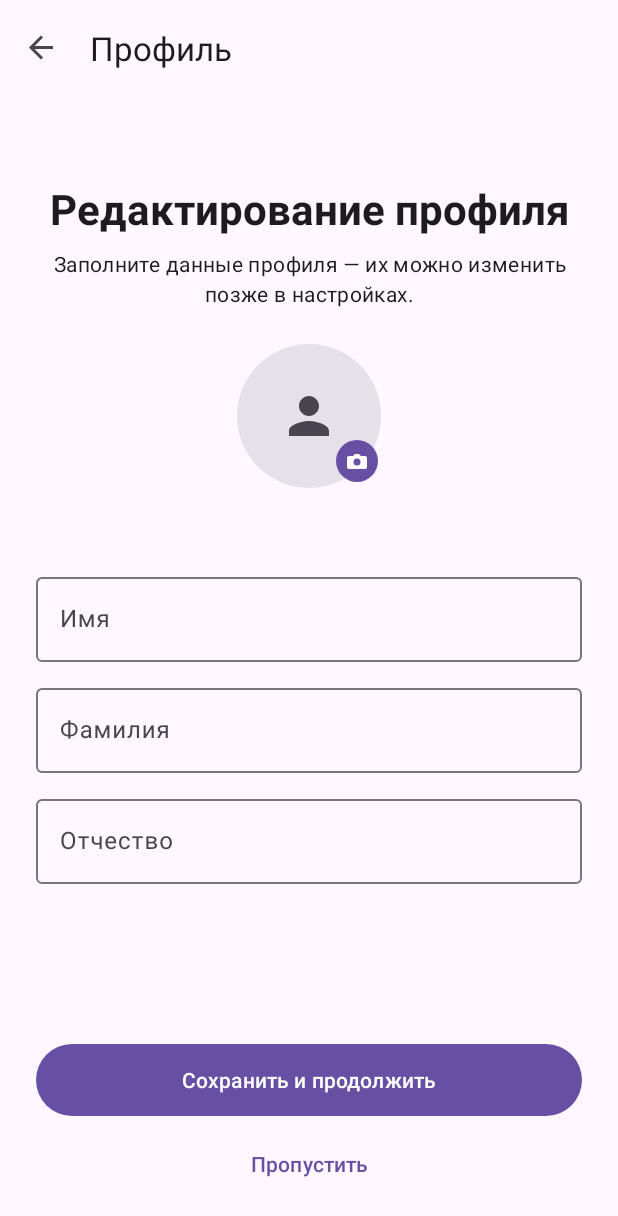
After one commit to developerseleznevru-cmd/FocusField, an Android app: the ProfileFragment screen opened through its navigation route, on a phone screen of 412 x 824 dp. The commit adds this screen. Shown: the top 1216 px of the screen. Run offline under Robolectric (Android 15) with nearby library versions, the phone set to English and light mode, and no system bars; our stand-ins replace Firebase (no records; nobody signed in at launch, a user with empty details on screens opened directly), navigation-ui; 3 statements that could not run were skipped.

Commit message:
FocusField_profile screen

```diff
--- a/app/src/main/java/ru/seleznev/focusfield/FocusFieldApp.kt
+++ b/app/src/main/java/ru/seleznev/focusfield/FocusFieldApp.kt
@@ -25,6 +25,7 @@ import ru.seleznev.focusfield.service.wear.WearHealthStore
 import ru.seleznev.focusfield.ui.auth.AuthViewModel
 import ru.seleznev.focusfield.ui.blocked.BlockedItemsViewModel
 import ru.seleznev.focusfield.ui.focus.FocusViewModel
+import ru.seleznev.focusfield.ui.profile.ProfileViewModel
 import ru.seleznev.focusfield.ui.settings.SettingsViewModel
 import ru.seleznev.focusfield.ui.stats.StatsViewModel
 import ru.seleznev.focusfield.ui.tasks.TasksViewModel
@@ -65,6 +66,7 @@ class AppContainer(context: Context) {
     val viewModelFactory: ViewModelProvider.Factory by lazy {
         viewModelFactory {
             initializer { AuthViewModel(authRepository) }
+            initializer { ProfileViewModel(authRepository) }
             initializer {
                 FocusViewModel(
                     focusRepository = focusRepository,
--- /dev/null
+++ b/app/src/main/java/ru/seleznev/focusfield/ui/profile/ProfileForm.kt
@@ -0,0 +1,35 @@
+package ru.seleznev.focusfield.ui.profile
+
+/**
+ * Разбор и сборка строки профиля «Фамилия Имя Отчество».
+ * Используется для предзаполнения формы редактирования профиля
+ * и для сохранения отредактированных полей. Проверяется юнит-тестами
+ * (см. ProfileFormTest).
+ */
+object ProfileForm {
+
+    /** Части ФИО: отчество может быть пустым. */
+    data class Parts(
+        val lastName: String,
+        val firstName: String,
+        val patronymic: String
+    )
+
+    /** Разбирает «Фамилия Имя Отчество» на части; лишние слова уходят в отчество. */
+    fun parse(fullName: String): Parts {
+        val parts = fullName.trim()
+            .split(Regex("\\s+"))
+            .filter { it.isNotBlank() }
+        return Parts(
+            lastName = parts.getOrNull(0).orEmpty(),
+            firstName = parts.getOrNull(1).orEmpty(),
+            patronymic = parts.drop(2).joinToString(" ")
+        )
+    }
+
+    /** Собирает части в «Фамилия Имя Отчество», пропуская пустые. */
+    fun format(lastName: String, firstName: String, patronymic: String): String =
+        listOf(lastName.trim(), firstName.trim(), patronymic.trim())
+            .filter { it.isNotBlank() }
+            .joinToString(" ")
+}
--- /dev/null
+++ b/app/src/main/java/ru/seleznev/focusfield/ui/profile/ProfileFragment.kt
@@ -0,0 +1,175 @@
+package ru.seleznev.focusfield.ui.profile
+
+import android.os.Bundle
+import android.view.LayoutInflater
+import android.view.View
+import android.view.ViewGroup
+import android.widget.ImageView
+import android.widget.Toast
+import androidx.activity.OnBackPressedCallback
+import androidx.activity.result.PickVisualMediaRequest
+import androidx.activity.result.contract.ActivityResultContracts
+import androidx.core.view.isVisible
+import androidx.core.widget.doOnTextChanged
+import androidx.fragment.app.Fragment
+import androidx.fragment.app.viewModels
+import androidx.navigation.fragment.findNavController
+import com.google.android.material.textfield.TextInputEditText
+import com.google.android.material.textfield.TextInputLayout
+import ru.seleznev.focusfield.R
+import ru.seleznev.focusfield.databinding.FragmentProfileBinding
+import ru.seleznev.focusfield.ui.auth.RegistrationValidator
+import ru.seleznev.focusfield.ui.common.appContainer
+
+/**
+ * Редактирование профиля сразу после регистрации: email аккаунта
+ * отображается (не редактируется), ФИО и фото профиля заполняются
+ * и сохраняются. Фото выбирается в системном Photo Picker.
+ *
+ * После сохранения (по кнопке «Пропустить» или «назад/up») пользователь
+ * уходит вперёд в приложение — назад на экран входа путь закрыт
+ * (см. nav_graph).
+ */
+class ProfileFragment : Fragment() {
+
+    private var _binding: FragmentProfileBinding? = null
+    private val binding get() = requireNotNull(_binding)
+
+    private val viewModel: ProfileViewModel by viewModels { appContainer.viewModelFactory }
+
+    /** Системный Photo Picker: доступ к галерее без запроса разрешений. */
+    private val pickAvatar = registerForActivityResult(
+        ActivityResultContracts.PickVisualMedia()
+    ) { uri ->
+        if (uri != null) viewModel.saveAvatar(uri)
+    }
+
+    override fun onCreateView(
+        inflater: LayoutInflater,
+        container: ViewGroup?,
+        savedInstanceState: Bundle?
+    ): View {
+        _binding = FragmentProfileBinding.inflate(inflater, container, false)
+        return binding.root
+    }
+
+    override fun onViewCreated(view: View, savedInstanceState: Bundle?) {
+        super.onViewCreated(view, savedInstanceState)
+
+        prefillFields()
+
+        binding.avatarContainer.setOnClickListener {
+            pickAvatar.launch(
+                PickVisualMediaRequest(ActivityResultContracts.PickVisualMedia.ImageOnly)
+            )
+        }
+
+        viewModel.avatar.observe(viewLifecycleOwner) { bitmap ->
+            if (bitmap != null) {
+                binding.profileAvatar.scaleType = ImageView.ScaleType.CENTER_CROP
+                binding.profileAvatar.setImageBitmap(bitmap)
+            } else {
+                binding.profileAvatar.scaleType = ImageView.ScaleType.CENTER
+                binding.profileAvatar.setImageResource(R.drawable.ic_person)
+            }
+        }
+
+        binding.btnSave.setOnClickListener {
+            if (!validateFields()) return@setOnClickListener
+            viewModel.save(collectFullName())
+        }
+
+        // «Пропустить»: вход в приложение без редактирования профиля —
+        // тот же переход на стартовый экран «Фокус» (action_profile_to_main).
+        binding.btnSkip.setOnClickListener { goToApp() }
+
+        bindErrorClearing(binding.inputFirstName, binding.inputFirstNameLayout)
+        bindErrorClearing(binding.inputLastName, binding.inputLastNameLayout)
+        bindErrorClearing(binding.inputPatronymic, binding.inputPatronymicLayout)
+
+        viewModel.loading.observe(viewLifecycleOwner) { loading ->
+            binding.progress.isVisible = loading
+            binding.btnSave.isEnabled = !loading
+            binding.btnSkip.isEnabled = !loading
+        }
+
+        viewModel.message.observe(viewLifecycleOwner) { message ->
+            if (message != null) {
+                Toast.makeText(requireContext(), message, Toast.LENGTH_LONG).show()
+                viewModel.consumeMessage()
+            }
+        }
+
+        viewModel.saved.observe(viewLifecycleOwner) { saved ->
+            if (saved) {
+                viewModel.consumeSaved()
+                goToApp()
+            }
+        }
+
+        // Кнопка «назад» ведёт вперёд в приложение: экран входа закрыт
+        // (popUpTo authFragment inclusive), возвращаться туда некуда.
+        requireActivity().onBackPressedDispatcher.addCallback(
+            viewLifecycleOwner,
+            object : OnBackPressedCallback(true) {
+                override fun handleOnBackPressed() = goToApp()
+            }
+        )
+    }
+
+    /** Предзаполнение полей из сохранённого профиля и отображение email. */
+    private fun prefillFields() {
+        binding.profileEmail.text = viewModel.email
+        val parts = ProfileForm.parse(viewModel.fullName)
+        binding.inputLastName.setText(parts.lastName)
+        binding.inputFirstName.setText(parts.firstName)
+        binding.inputPatronymic.setText(parts.patronymic)
+    }
+
+    /**
+     * Валидация по правилам регистрации (ТЗ): имя/фамилия — русские буквы,
+     * первая заглавная, ≥4 букв; отчество необязательное. Ошибка поля —
+     * красная граница и текст «Поле заполнено неверно».
+     */
+    private fun validateFields(): Boolean {
+        val invalid = getString(R.string.auth_invalid_field)
+        var valid = true
+
+        fun check(layout: TextInputLayout, field: TextInputEditText, isValid: (String) -> Boolean) {
+            val value = field.text?.toString().orEmpty().trim()
+            if (isValid(value)) {
+                layout.error = null
+            } else {
+                layout.error = invalid
+                valid = false
+            }
+        }
+
+        check(binding.inputFirstNameLayout, binding.inputFirstName, RegistrationValidator::isNameValid)
+        check(binding.inputLastNameLayout, binding.inputLastName, RegistrationValidator::isNameValid)
+        check(binding.inputPatronymicLayout, binding.inputPatronymic, RegistrationValidator::isPatronymicValid)
+
+        return valid
+    }
+
+    /** Ошибка поля сбрасывается при вводе текста. */
+    private fun bindErrorClearing(field: TextInputEditText, layout: TextInputLayout) {
+        field.doOnTextChanged { _, _, _, _ -> layout.error = null }
+    }
+
+    /** ФИО в формате «Фамилия Имя Отчество». */
+    private fun collectFullName(): String = ProfileForm.format(
+        lastName = binding.inputLastName.text?.toString().orEmpty(),
+        firstName = binding.inputFirstName.text?.toString().orEmpty(),
+        patronymic = binding.inputPatronymic.text?.toString().orEmpty()
+    )
+
+    private fun goToApp() {
+        findNavController().navigate(R.id.action_profile_to_main)
+    }
+
+    override fun onDestroyView() {
+        _binding = null
+        super.onDestroyView()
+    }
+}
--- /dev/null
+++ b/app/src/main/java/ru/seleznev/focusfield/ui/profile/ProfileViewModel.kt
@@ -0,0 +1,64 @@
+package ru.seleznev.focusfield.ui.profile
+
+import android.graphics.Bitmap
+import android.net.Uri
+import androidx.lifecycle.LiveData
+import androidx.lifecycle.MutableLiveData
+import androidx.lifecycle.ViewModel
+import androidx.lifecycle.viewModelScope
+import kotlinx.coroutines.launch
+import ru.seleznev.focusfield.data.repo.AuthRepository
+
+/**
+ * Экран редактирования профиля после регистрации:
+ * показывает email аккаунта, принимает отредактированное ФИО и фото профиля.
+ */
+class ProfileViewModel(private val authRepository: AuthRepository) : ViewModel() {
+
+    /** Email текущего аккаунта (только отображение). */
+    val email: String get() = authRepository.currentEmail()
+
+    /** Текущее сохранённое ФИО (для предзаполнения полей). */
+    val fullName: String get() = authRepository.profileFullName()
+
+    private val _loading = MutableLiveData(false)
+    val loading: LiveData<Boolean> = _loading
+
+    private val _message = MutableLiveData<String?>(null)
+    val message: LiveData<String?> = _message
+
+    /** Одноразовое событие «профиль сохранён» — сигнал к переходу в приложение. */
+    private val _saved = MutableLiveData(false)
+    val saved: LiveData<Boolean> = _saved
+
+    /** Выбранное фото профиля (null — показывается заглушка). */
+    private val _avatar = MutableLiveData(authRepository.avatarBitmap())
+    val avatar: LiveData<Bitmap?> = _avatar
+
+    fun save(fullName: String) {
+        viewModelScope.launch {
+            _loading.value = true
+            authRepository.updateProfile(fullName)
+                .onSuccess { _saved.value = true }
+                .onFailure { _message.value = it.message ?: "Ошибка" }
+            _loading.value = false
+        }
+    }
+
+    /** Сохранение фото, выбранного в системном Photo Picker. */
+    fun saveAvatar(uri: Uri) {
+        viewModelScope.launch {
+            authRepository.saveAvatar(uri)
+                .onSuccess { _avatar.value = authRepository.avatarBitmap() }
+                .onFailure { _message.value = it.message ?: "Не удалось сохранить фото" }
+        }
+    }
+
+    fun consumeMessage() {
+        _message.value = null
+    }
+
+    fun consumeSaved() {
+        _saved.value = false
+    }
+}
--- /dev/null
+++ b/app/src/main/res/drawable/bg_avatar_badge.xml
@@ -0,0 +1,6 @@
+<?xml version="1.0" encoding="utf-8"?>
+<!-- Круглый бейдж с иконкой камеры в углу аватара. -->
+<shape xmlns:android="http://schemas.android.com/apk/res/android"
+    android:shape="oval">
+    <solid android:color="?attr/colorPrimary" />
+</shape>
--- /dev/null
+++ b/app/src/main/res/drawable/bg_avatar_placeholder.xml
@@ -0,0 +1,6 @@
+<?xml version="1.0" encoding="utf-8"?>
+<!-- Круглый фон аватара, когда фото ещё не выбрано. -->
+<shape xmlns:android="http://schemas.android.com/apk/res/android"
+    android:shape="oval">
+    <solid android:color="?attr/colorSurfaceContainerHighest" />
+</shape>
--- /dev/null
+++ b/app/src/main/res/drawable/ic_person.xml
@@ -0,0 +1,11 @@
+<?xml version="1.0" encoding="utf-8"?>
+<!-- Заглушка аватара: силуэт человека. -->
+<vector xmlns:android="http://schemas.android.com/apk/res/android"
+    android:width="40dp"
+    android:height="40dp"
+    android:viewportWidth="24"
+    android:viewportHeight="24">
+    <path
+        android:fillColor="?attr/colorOnSurfaceVariant"
+        android:pathData="M12,12c2.21,0,4,-1.79,4,-4s-1.79,-4,-4,-4,-4,1.79,-4,4,1.79,4,4,4zM12,14c-2.67,0,-8,1.34,-8,4v2h16v-2c0,-2.66,-5.33,-4,-8,-4z" />
+</vector>
--- /dev/null
+++ b/app/src/main/res/drawable/ic_photo_camera.xml
@@ -0,0 +1,13 @@
+<?xml version="1.0" encoding="utf-8"?>
+<!-- Значок камеры на бейдже аватара: подсказка «нажмите, чтобы добавить фото». -->
+<vector xmlns:android="http://schemas.android.com/apk/res/android"
+    android:width="16dp"
+    android:height="16dp"
+    android:viewportWidth="24"
+    android:viewportHeight="24">
+    <!-- Корпус фотоаппарата с выступом-«шторкой» и отверстием объектива. -->
+    <path
+        android:fillColor="@color/white"
+        android:fillType="evenOdd"
+        android:pathData="M4,7h4l2,-2h4l2,2h4a2,2,0,0,1,2,2v9a2,2,0,0,1,-2,2H4a2,2,0,0,1,-2,-2V9a2,2,0,0,1,2,-2zM8.5,13a3.5,3.5,0,1,0,7,0a3.5,3.5,0,1,0,-7,0z" />
+</vector>
--- /dev/null
+++ b/app/src/main/res/layout/fragment_profile.xml
@@ -0,0 +1,156 @@
+<?xml version="1.0" encoding="utf-8"?>
+<ScrollView xmlns:android="http://schemas.android.com/apk/res/android"
+    xmlns:app="http://schemas.android.com/apk/res-auto"
+    android:id="@+id/profile_root"
+    android:layout_width="match_parent"
+    android:layout_height="match_parent"
+    android:fillViewport="true">
+
+    <LinearLayout
+        android:layout_width="match_parent"
+        android:layout_height="wrap_content"
+        android:orientation="vertical"
+        android:padding="24dp">
+
+        <TextView
+            android:id="@+id/profile_title"
+            android:layout_width="wrap_content"
+            android:layout_height="wrap_content"
+            android:layout_gravity="center_horizontal"
+            android:layout_marginTop="32dp"
+            android:layout_marginBottom="8dp"
+            android:gravity="center"
+            android:text="@string/profile_title"
+            android:textAppearance="?attr/textAppearanceHeadlineMedium"
+            android:textStyle="bold" />
+
+        <com.google.android.material.textview.MaterialTextView
+            android:id="@+id/profile_subtitle"
+            android:layout_width="match_parent"
+            android:layout_height="wrap_content"
+            android:layout_marginBottom="24dp"
+            android:gravity="center"
+            android:text="@string/profile_subtitle"
+            android:textAppearance="?attr/textAppearanceBodyMedium" />
+
+        <!-- Аватар: круглое фото перед email. Нажатие открывает системный
+             Photo Picker; бейдж с иконкой камеры подсказывает это. -->
+        <FrameLayout
+            android:id="@+id/avatar_container"
+            android:layout_width="96dp"
+            android:layout_height="96dp"
+            android:layout_gravity="center_horizontal"
+            android:layout_marginBottom="16dp"
+            android:clickable="true"
+            android:contentDescription="@string/profile_avatar_desc"
+            android:focusable="true"
+            android:foreground="?attr/selectableItemBackgroundBorderless">
+
+            <View
+                android:layout_width="match_parent"
+                android:layout_height="match_parent"
+                android:background="@drawable/bg_avatar_placeholder" />
+
+            <com.google.android.material.imageview.ShapeableImageView
+                android:id="@+id/profile_avatar"
+                android:layout_width="match_parent"
+                android:layout_height="match_parent"
+                android:scaleType="centerCrop"
+                android:src="@drawable/ic_person"
+                app:shapeAppearanceOverlay="@style/ShapeAppearanceOverlay.FocusField.Circle" />
+
+            <ImageView
+                android:id="@+id/avatar_badge"
+                android:layout_width="28dp"
+                android:layout_height="28dp"
+                android:layout_gravity="bottom|end"
+                android:layout_marginEnd="2dp"
+                android:layout_marginBottom="4dp"
+                android:background="@drawable/bg_avatar_badge"
+                android:padding="6dp"
+                android:src="@drawable/ic_photo_camera" />
+        </FrameLayout>
+
+        <!-- Email аккаунта отображается, но не редактируется. -->
+        <com.google.android.material.textview.MaterialTextView
+            android:id="@+id/profile_email"
+            android:layout_width="match_parent"
+            android:layout_height="wrap_content"
+            android:layout_marginBottom="16dp"
+            android:gravity="center"
+            android:textAppearance="?attr/textAppearanceTitleMedium" />
+
+        <com.google.android.material.textfield.TextInputLayout
+            android:id="@+id/input_first_name_layout"
+            android:layout_width="match_parent"
+            android:layout_height="wrap_content"
+            android:hint="@string/auth_first_name">
+
+            <com.google.android.material.textfield.TextInputEditText
+                android:id="@+id/input_first_name"
+                android:layout_width="match_parent"
+                android:layout_height="wrap_content"
+                android:inputType="textPersonName|textCapWords" />
+        </com.google.android.material.textfield.TextInputLayout>
+
+        <com.google.android.material.textfield.TextInputLayout
+            android:id="@+id/input_last_name_layout"
+            android:layout_width="match_parent"
+            android:layout_height="wrap_content"
+            android:layout_marginTop="12dp"
+            android:hint="@string/auth_last_name">
+
+            <com.google.android.material.textfield.TextInputEditText
+                android:id="@+id/input_last_name"
+                android:layout_width="match_parent"
+                android:layout_height="wrap_content"
+                android:inputType="textPersonName|textCapWords" />
+        </com.google.android.material.textfield.TextInputLayout>
+
+        <com.google.android.material.textfield.TextInputLayout
+            android:id="@+id/input_patronymic_layout"
+            android:layout_width="match_parent"
+            android:layout_height="wrap_content"
+            android:layout_marginTop="12dp"
+            android:hint="@string/auth_patronymic">
+
+            <com.google.android.material.textfield.TextInputEditText
+                android:id="@+id/input_patronymic"
+                android:layout_width="match_parent"
+                android:layout_height="wrap_content"
+                android:inputType="textPersonName|textCapWords" />
+        </com.google.android.material.textfield.TextInputLayout>
+
+        <!-- Толкает кнопки к низу экрана: fillViewport + weight дают
+             оставшееся место, а контент остаётся прокручиваемым. -->
+        <View
+            android:layout_width="match_parent"
+            android:layout_height="0dp"
+            android:layout_marginTop="16dp"
+            android:layout_weight="1" />
+
+        <com.google.android.material.button.MaterialButton
+            android:id="@+id/btn_save"
+            android:layout_width="match_parent"
+            android:layout_height="56dp"
+            android:text="@string/profile_save" />
+
+        <!-- Пропуск: вход в приложение (экран «Фокус») без редактирования. -->
+        <com.google.android.material.button.MaterialButton
+            android:id="@+id/btn_skip"
+            style="@style/Widget.Material3.Button.TextButton"
+            android:layout_width="match_parent"
+            android:layout_height="48dp"
+            android:layout_marginTop="4dp"
+            android:text="@string/profile_skip" />
+
+        <ProgressBar
+            android:id="@+id/progress"
+            android:layout_width="wrap_content"
+            android:layout_height="wrap_content"
+            android:layout_gravity="center_horizontal"
+            android:layout_marginTop="8dp"
+            android:visibility="gone" />
+
+    </LinearLayout>
+</ScrollView>
--- a/app/src/main/res/navigation/nav_graph.xml
+++ b/app/src/main/res/navigation/nav_graph.xml
@@ -14,6 +14,27 @@
             android:id="@+id/action_auth_to_main"
             app:destination="@id/mainGraph"
             app:popUpTo="@id/authFragment"
+            app:popUpToInclusive="true" />
+        <!-- После регистрации: экран редактирования профиля вместо входа. -->
+        <action
+            android:id="@+id/action_auth_to_profile"
+            app:destination="@id/profileFragment"
+            app:popUpTo="@id/authFragment"
+            app:popUpToInclusive="true" />
+    </fragment>
+
+    <!-- Экран редактирования профиля: показывается один раз после регистрации.
+         Кнопки «назад/up» ведут вперёд в приложение (action_profile_to_main),
+         а не назад на экран входа. -->
+    <fragment
+        android:id="@+id/profileFragment"
+        android:name="ru.seleznev.focusfield.ui.profile.ProfileFragment"
+        android:label="@string/profile_label"
+        tools:layout="@layout/fragment_profile">
+        <action
+            android:id="@+id/action_profile_to_main"
+            app:destination="@id/mainGraph"
+            app:popUpTo="@id/profileFragment"
             app:popUpToInclusive="true" />
     </fragment>
 
--- a/app/src/main/res/values/strings.xml
+++ b/app/src/main/res/values/strings.xml
@@ -27,6 +27,14 @@
     <string name="auth_google">Войти через Google</string>
     <string name="auth_vk">Войти через ВКонтакте</string>
     <string name="auth_offline_notice">Firebase не настроен — работает локальный режим (см. README в проекте).</string>
+
+    <!-- Профиль после регистрации -->
+    <string name="profile_label">Профиль</string>
+    <string name="profile_title">Редактирование профиля</string>
+    <string name="profile_subtitle">Заполните данные профиля — их можно изменить позже в настройках.</string>
+    <string name="profile_save">Сохранить и продолжить</string>
+    <string name="profile_skip">Пропустить</string>
+    <string name="profile_avatar_desc">Фото профиля. Нажмите, чтобы выбрать изображение</string>
 
     <!-- Сессия концентрации -->
     <string name="session_start">Начать сессию</string>
--- a/app/src/main/res/values/themes.xml
+++ b/app/src/main/res/values/themes.xml
@@ -5,6 +5,12 @@
     </style>
 
     <style name="Theme.FocusField" parent="Base.Theme.FocusField" />
+
+    <!-- Круглая форма для аватара профиля (ShapeableImageView). -->
+    <style name="ShapeAppearanceOverlay.FocusField.Circle" parent="">
+        <item name="cornerFamily">rounded</item>
+        <item name="cornerSize">50%</item>
+    </style>
 
     <!-- Полноэкранный оверлей блокировки поверх других приложений. -->
     <style name="Theme.FocusField.BlockOverlay" parent="Theme.Material3.DayNight.NoActionBar">
```
Also changed, not shown: app/src/main/java/ru/seleznev/focusfield/MainActivity.kt (+15 -2 lines), app/src/main/java/ru/seleznev/focusfield/data/repo/AuthRepository.kt (+128 -6 lines), 5 other files.
